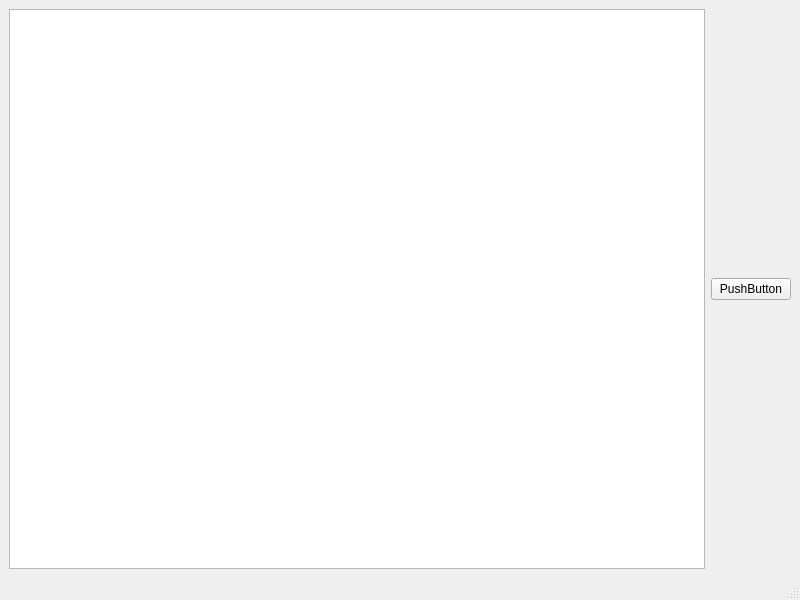
CakeForKit/cg_cp, file gui/mainWindow.ui: the form before one commit.
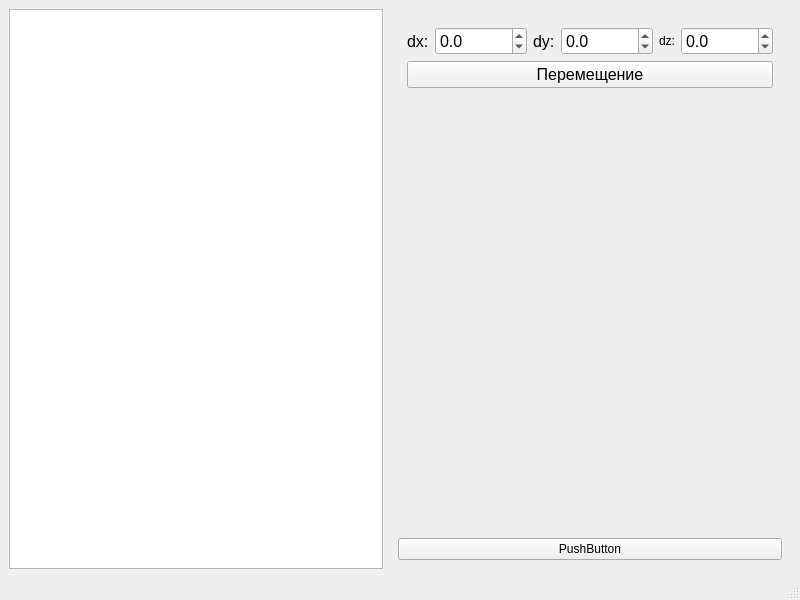
The form after the commit.

The edit to the form file:
```diff
--- a/gui/mainWindow.ui
+++ b/gui/mainWindow.ui
@@ -19,10 +19,163 @@
      <widget class="QGraphicsView" name="graphicsView"/>
     </item>
     <item>
-     <widget class="QPushButton" name="pushButton">
-      <property name="text">
-       <string>PushButton</string>
-      </property>
+     <widget class="QWidget" name="widget" native="true">
+      <layout class="QVBoxLayout" name="verticalLayout_2">
+       <item>
+        <widget class="QWidget" name="widget_2" native="true">
+         <layout class="QVBoxLayout" name="verticalLayout_3">
+          <item>
+           <layout class="QHBoxLayout" name="horizontalLayout_8">
+            <property name="spacing">
+             <number>6</number>
+            </property>
+            <item>
+             <widget class="QLabel" name="label_12">
+              <property name="sizePolicy">
+               <sizepolicy hsizetype="Minimum" vsizetype="Preferred">
+                <horstretch>0</horstretch>
+                <verstretch>0</verstretch>
+               </sizepolicy>
+              </property>
+              <property name="font">
+               <font>
+                <pointsize>12</pointsize>
+               </font>
+              </property>
+              <property name="text">
+               <string>dx:</string>
+              </property>
+             </widget>
+            </item>
+            <item>
+             <widget class="QDoubleSpinBox" name="dx_dsp_2">
+              <property name="font">
+               <font>
+                <pointsize>12</pointsize>
+               </font>
+              </property>
+              <property name="frame">
+               <bool>true</bool>
+              </property>
+              <property name="decimals">
+               <number>1</number>
+              </property>
+              <property name="minimum">
+               <double>-10000.000000000000000</double>
+              </property>
+              <property name="maximum">
+               <double>10000.000000000000000</double>
+              </property>
+              <property name="singleStep">
+               <double>10.000000000000000</double>
+              </property>
+             </widget>
+            </item>
+            <item>
+             <widget class="QLabel" name="label_13">
+              <property name="font">
+               <font>
+                <pointsize>12</pointsize>
+               </font>
+              </property>
+              <property name="text">
+               <string>dy:</string>
+              </property>
+             </widget>
+            </item>
+            <item>
+             <widget class="QDoubleSpinBox" name="dy_dsp_2">
+              <property name="font">
+               <font>
+                <pointsize>12</pointsize>
+               </font>
+              </property>
+              <property name="frame">
+               <bool>true</bool>
+              </property>
+              <property name="decimals">
+               <number>1</number>
+              </property>
+              <property name="minimum">
+               <double>-10000.000000000000000</double>
+              </property>
+              <property name="maximum">
+               <double>10000.000000000000000</double>
+              </property>
+              <property name="singleStep">
+               <double>10.000000000000000</double>
+              </property>
+             </widget>
+            </item>
+            <item>
+             <widget class="QLabel" name="label_5">
+              <property name="text">
+               <string>dz:</string>
+              </property>
+             </widget>
+            </item>
+            <item>
+             <widget class="QDoubleSpinBox" name="dz_dsp_2">
+              <property name="font">
+               <font>
+                <pointsize>12</pointsize>
+               </font>
+              </property>
+              <property name="frame">
+               <bool>true</bool>
+              </property>
+              <property name="decimals">
+               <number>1</number>
+              </property>
+              <property name="minimum">
+               <double>-10000.000000000000000</double>
+              </property>
+              <property name="maximum">
+               <double>10000.000000000000000</double>
+              </property>
+              <property name="singleStep">
+               <double>10.000000000000000</double>
+              </property>
+             </widget>
+            </item>
+           </layout>
+          </item>
+          <item>
+           <widget class="QPushButton" name="moveModelBtn">
+            <property name="font">
+             <font>
+              <pointsize>12</pointsize>
+             </font>
+            </property>
+            <property name="text">
+             <string>Перемещение</string>
+            </property>
+           </widget>
+          </item>
+         </layout>
+        </widget>
+       </item>
+       <item>
+        <spacer name="verticalSpacer">
+         <property name="orientation">
+          <enum>Qt::Vertical</enum>
+         </property>
+         <property name="sizeHint" stdset="0">
+          <size>
+           <width>20</width>
+           <height>40</height>
+          </size>
+         </property>
+        </spacer>
+       </item>
+       <item>
+        <widget class="QPushButton" name="pushButton">
+         <property name="text">
+          <string>PushButton</string>
+         </property>
+        </widget>
+       </item>
+      </layout>
      </widget>
     </item>
    </layout>
```
